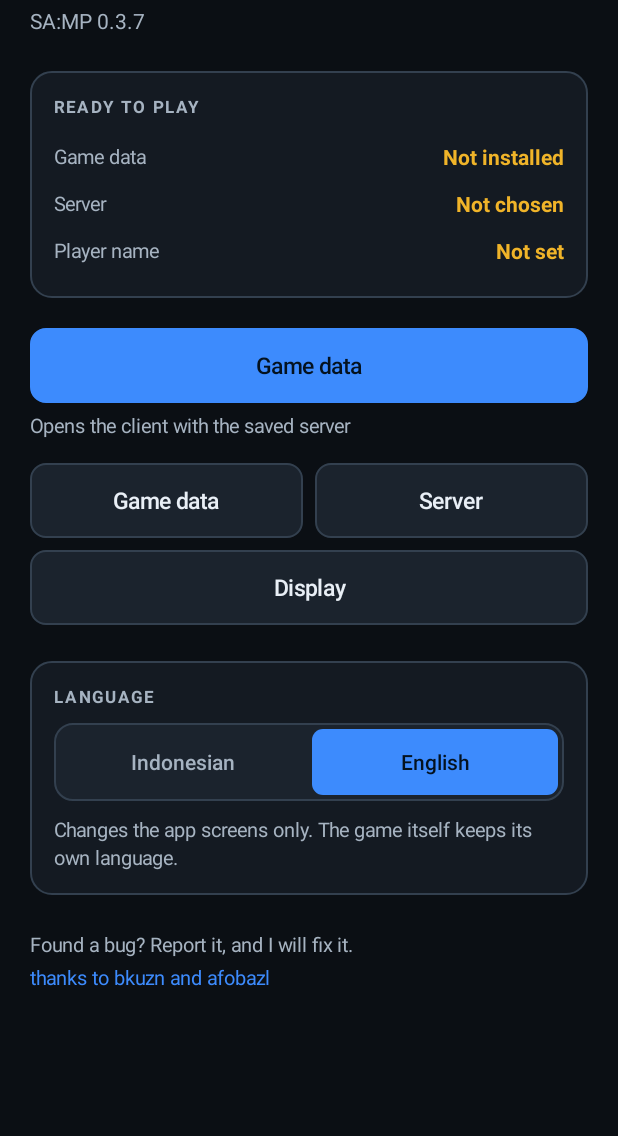
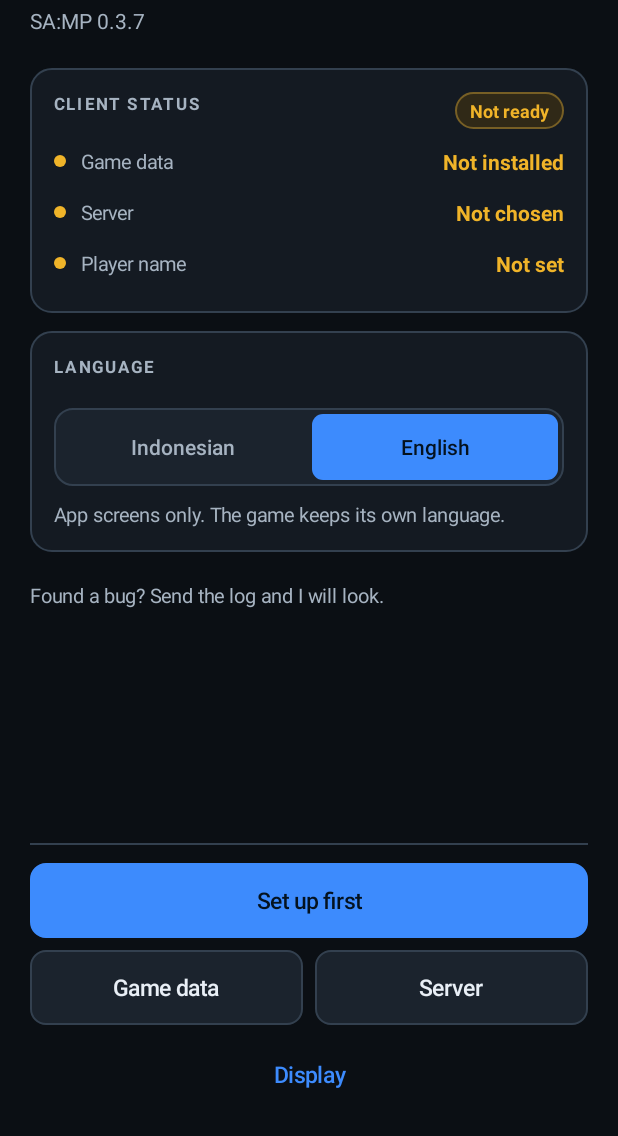
Before and after one commit to FerzDevZ/samp-client-ferzdevz, an Android app: the screen it shows after launch (MainActivity), on a phone screen of 412 x 824 dp, the part 100-1236 px from its top. Run offline under Robolectric (Android 15) with nearby library versions, the phone set to English and light mode, and no system bars; 1 statement that could not run was skipped.

Commit message:
ui: fix the edge-to-edge overlap, dedup labels, pin the action bar
Screenshots from a real phone showed the header text drawn over the status
bar clock, 'Data game' repeated on three controls, and dead space under the
content.

- Ui.applyInsets: content view takes system bar and cutout insets. The app
  targets SDK 36, so Android 15 forces edge to edge and every screen was
  drawing under the clock and the gesture bar. All four screens call it.
- Launcher: sticky bottom action bar, status dots, a Ready/Not ready pill,
  and Play / Set up first instead of a third 'Data game' button.
- Ui.statusRow draws a dot before the label; Ui.statusValue reads the value
  column instead of assuming an index.
- Remove the upstream 'thanks to bkuzn and afobazl' credit line, its string
  in both locales and the Telegram handler behind it.
- Shorter language note, sentence case credits area.

Gates: assembleDebug green, bin/self-test.sh 21 passed 0 failed, strings
parity 110 keys, contrast 17 pairs AA, em dashes 0.

```diff
--- a/client/app/src/main/java/com/ferzdevzgta/game/ui/DataSetupActivity.java
+++ b/client/app/src/main/java/com/ferzdevzgta/game/ui/DataSetupActivity.java
@@ -60,6 +60,7 @@ public class DataSetupActivity extends AppCompatActivity {
         super.onCreate(savedInstanceState);
         Ui.paintWindow(this);
         setContentView(buildUi());
+        Ui.applyInsets(this, findViewById(android.R.id.content));
         chooseVariant("full");
         verifyOnly();
     }
--- a/client/app/src/main/java/com/ferzdevzgta/game/ui/ServerBrowserActivity.java
+++ b/client/app/src/main/java/com/ferzdevzgta/game/ui/ServerBrowserActivity.java
@@ -49,6 +49,7 @@ public class ServerBrowserActivity extends AppCompatActivity {
         super.onCreate(savedInstanceState);
         Ui.paintWindow(this);
         setContentView(buildUi());
+        Ui.applyInsets(this, findViewById(android.R.id.content));
         reload();
     }
 
--- a/client/app/src/main/java/com/ferzdevzgta/game/ui/Ui.java
+++ b/client/app/src/main/java/com/ferzdevzgta/game/ui/Ui.java
@@ -390,7 +390,18 @@ public final class Ui {
     /** Label on the left, value on the right, one line, used by the status cards. */
     public static LinearLayout statusRow(Context c, String labelText, String valueText, int toneOrZero) {
         LinearLayout row = row(c);
-        row.setPadding(0, dp(c, 6), 0, dp(c, 6));
+        row.setPadding(0, dp(c, 7), 0, dp(c, 7));
+        if (toneOrZero != 0) {
+            View dot = new View(c);
+            android.graphics.drawable.GradientDrawable shape =
+                    new android.graphics.drawable.GradientDrawable();
+            shape.setShape(android.graphics.drawable.GradientDrawable.OVAL);
+            shape.setColor(toneOrZero);
+            dot.setBackground(shape);
+            LinearLayout.LayoutParams dotParams = new LinearLayout.LayoutParams(dp(c, 8), dp(c, 8));
+            dotParams.setMargins(0, 0, dp(c, 10), 0);
+            row.addView(dot, dotParams);
+        }
         TextView key = label(c, labelText);
         row.addView(key, new LinearLayout.LayoutParams(0,
                 ViewGroup.LayoutParams.WRAP_CONTENT, 1f));
@@ -409,6 +420,39 @@ public final class Ui {
     }
 
     /**
+     * Keeps content out of the system bars. Android 15 forces every app that targets SDK 35 or
+     * newer to draw edge to edge, so without this the first line of a screen sits under the
+     * clock and the last button under the gesture bar.
+     */
+    public static void applyInsets(android.app.Activity activity, View root) {
+        final int baseLeft = root.getPaddingLeft();
+        final int baseTop = root.getPaddingTop();
+        final int baseRight = root.getPaddingRight();
+        final int baseBottom = root.getPaddingBottom();
+        androidx.core.view.ViewCompat.setOnApplyWindowInsetsListener(root, (view, insets) -> {
+            androidx.core.graphics.Insets bars =
+                    insets.getInsets(androidx.core.view.WindowInsetsCompat.Type.systemBars()
+                            | androidx.core.view.WindowInsetsCompat.Type.displayCutout());
+            view.setPadding(baseLeft + bars.left, baseTop + bars.top,
+                    baseRight + bars.right, baseBottom + bars.bottom);
+            return insets;
+        });
+        android.view.View decor = activity.getWindow().getDecorView();
+        androidx.core.view.ViewCompat.requestApplyInsets(decor);
+    }
+
+    /** The value view of a status row, whatever else the row grows in front of it. */
+    public static TextView statusValue(LinearLayout row) {
+        for (int i = row.getChildCount() - 1; i >= 0; i--) {
+            View child = row.getChildAt(i);
+            if (child instanceof TextView) {
+                return (TextView) child;
+            }
+        }
+        return null;
+    }
+
+    /**
      * Paints the window before the first frame so a screen never flashes the light app theme
      * and the system bars match the surface.
      */
--- a/client/app/src/main/java/com/ferzdevzgta/game/ui/UiSettingsActivity.java
+++ b/client/app/src/main/java/com/ferzdevzgta/game/ui/UiSettingsActivity.java
@@ -89,6 +89,7 @@ public class UiSettingsActivity extends AppCompatActivity {
         super.onCreate(savedInstanceState);
         Ui.paintWindow(this);
         setContentView(buildUi());
+        Ui.applyInsets(this, findViewById(android.R.id.content));
     }
 
     private ScrollView buildUi() {
--- a/client/app/src/main/java/com/ferzdevzgta/launcher/activity/MainActivity.java
+++ b/client/app/src/main/java/com/ferzdevzgta/launcher/activity/MainActivity.java
@@ -16,6 +16,7 @@ import android.view.View;
 import android.view.inputmethod.InputMethodManager;
 import android.widget.Button;
 import android.widget.LinearLayout;
+import android.widget.ScrollView;
 import android.widget.TextView;
 import android.widget.Toast;
 
@@ -37,13 +38,15 @@ import com.ferzdevzgta.game.ui.UiSettingsActivity;
 import java.io.File;
 
 /**
- * Launcher screen: shows what the client would do right now (data present, server chosen,
- * nickname) instead of an empty screen with one button, and offers the language switch on
- * first run.
+ * Launcher screen. Answers one question before the player commits: is this install ready to
+ * play, and if not, which of the three requirements is missing. The action bar is pinned to the
+ * bottom so the thumb reaches it on a phone and short screens do not leave dead space.
  */
 public class MainActivity extends AppCompatActivity {
     private Handler handler = new Handler(Looper.getMainLooper());
     private Button startButton;
+    private TextView summary;
+    private LinearLayout summarySlot;
     private TextView dataValue;
     private TextView serverValue;
     private TextView nickValue;
@@ -107,6 +110,7 @@ public class MainActivity extends AppCompatActivity {
 
         try {
             setContentView(buildUi());
+            Ui.applyInsets(this, findViewById(android.R.id.content));
             checkAndRequestStoragePermission();
             Log.d("MainActivity", "onCreate completed successfully");
         } catch (Exception e) {
@@ -116,72 +120,95 @@ public class MainActivity extends AppCompatActivity {
     }
 
     private View buildUi() {
-        LinearLayout root = Ui.column(this);
+        LinearLayout shell = new LinearLayout(this);
+        shell.setOrientation(LinearLayout.VERTICAL);
+        shell.setBackgroundColor(Ui.BG);
 
-        root.addView(Ui.eyebrow(this, getString(R.string.home_eyebrow)));
-        Ui.gap(this, root, 8);
-        root.addView(Ui.title(this, getString(R.string.client_name)));
-        Ui.gap(this, root, 4);
-        root.addView(Ui.subtitle(this, getString(R.string.samp_ver)));
+        // ---------------------------------------------------------------- content
+        LinearLayout content = Ui.column(this);
 
-        // What the next Start does, in three lines, instead of an empty middle.
-        Ui.gap(this, root, 24);
+        content.addView(Ui.eyebrow(this, getString(R.string.home_eyebrow)));
+        Ui.gap(this, content, 8);
+        content.addView(Ui.title(this, getString(R.string.app_name)));
+        Ui.gap(this, content, 4);
+        content.addView(Ui.subtitle(this, getString(R.string.samp_ver)));
+
+        Ui.gap(this, content, 22);
         LinearLayout statusCard = Ui.card(this);
-        statusCard.addView(Ui.section(this, getString(R.string.home_status_title)));
-        LinearLayout dataRow = Ui.statusRow(this, getString(R.string.home_status_data), "", 0);
-        dataValue = (TextView) dataRow.getChildAt(1);
+        LinearLayout statusHead = Ui.row(this);
+        statusHead.addView(Ui.section(this, getString(R.string.home_status_title)),
+                Ui.weight(this, 1f, 8f));
+        summarySlot = new LinearLayout(this);
+        summarySlot.setOrientation(LinearLayout.HORIZONTAL);
+        statusHead.addView(summarySlot);
+        statusCard.addView(statusHead, Ui.fill());
+        Ui.gap(this, statusCard, 4);
+
+        LinearLayout dataRow = Ui.statusRow(this, getString(R.string.home_status_data), "-", Ui.WARN);
+        dataValue = Ui.statusValue(dataRow);
         statusCard.addView(dataRow, Ui.fill());
-        LinearLayout serverRow = Ui.statusRow(this, getString(R.string.home_status_server), "", 0);
-        serverValue = (TextView) serverRow.getChildAt(1);
+
+        LinearLayout serverRow = Ui.statusRow(this, getString(R.string.home_status_server), "-", Ui.WARN);
+        serverValue = Ui.statusValue(serverRow);
         statusCard.addView(serverRow, Ui.fill());
-        LinearLayout nickRow = Ui.statusRow(this, getString(R.string.home_status_nick), "", 0);
-        nickValue = (TextView) nickRow.getChildAt(1);
+
+        LinearLayout nickRow = Ui.statusRow(this, getString(R.string.home_status_nick), "-", Ui.WARN);
+        nickValue = Ui.statusValue(nickRow);
         statusCard.addView(nickRow, Ui.fill());
-        root.addView(statusCard, Ui.fill());
+        content.addView(statusCard, Ui.fill());
 
-        // Actions
-        Ui.gap(this, root, 20);
+        Ui.gap(this, content, 12);
+        LinearLayout languageCard = Ui.card(this);
+        languageCard.addView(Ui.section(this, getString(R.string.language_title)));
+        Ui.gap(this, languageCard, 10);
+        languageCard.addView(Ui.languageSwitch(this), Ui.fill());
+        Ui.gap(this, languageCard, 10);
+        languageCard.addView(Ui.label(this, getString(R.string.language_note)));
+        content.addView(languageCard, Ui.fill());
+
+        Ui.gap(this, content, 20);
+        content.addView(Ui.label(this, getString(R.string.home_bug_info)));
+
+        ScrollView scroll = Ui.scroll(this, content);
+        shell.addView(scroll, new LinearLayout.LayoutParams(
+                LinearLayout.LayoutParams.MATCH_PARENT, 0, 1f));
+
+        // ------------------------------------------------------------ action bar
+        shell.addView(actionBar(), Ui.fill());
+        return shell;
+    }
+
+    private View actionBar() {
+        LinearLayout bar = new LinearLayout(this);
+        bar.setOrientation(LinearLayout.VERTICAL);
+        bar.setBackgroundColor(Ui.BG);
+        int pad = Ui.dp(this, 20);
+        bar.setPadding(pad, Ui.dp(this, 12), pad, Ui.dp(this, 16));
+
+        View line = Ui.divider(this);
+        bar.addView(line, new LinearLayout.LayoutParams(
+                LinearLayout.LayoutParams.MATCH_PARENT, Ui.dp(this, 1)));
+
+        Ui.gap(this, bar, 12);
         startButton = Ui.button(this, getString(R.string.home_start), Ui.PRIMARY);
         startButton.setOnClickListener(v -> onStartPressed());
-        root.addView(startButton, Ui.fill());
-        Ui.gap(this, root, 6);
-        root.addView(Ui.label(this, getString(R.string.home_start_hint)));
+        bar.addView(startButton, Ui.fill());
 
-        Ui.gap(this, root, 16);
-        LinearLayout rowA = Ui.row(this);
+        Ui.gap(this, bar, 8);
+        LinearLayout row = Ui.row(this);
         Button dataButton = Ui.button(this, getString(R.string.home_action_data), Ui.SECONDARY);
         Button serverButton = Ui.button(this, getString(R.string.home_action_server), Ui.SECONDARY);
         dataButton.setOnClickListener(v -> startActivity(new Intent(this, DataSetupActivity.class)));
         serverButton.setOnClickListener(v -> startActivity(new Intent(this, ServerBrowserActivity.class)));
-        rowA.addView(dataButton, Ui.weight(this, 1f, 8f));
-        rowA.addView(serverButton, Ui.weight(this, 1f, 0f));
-        root.addView(rowA, Ui.fill());
+        row.addView(dataButton, Ui.weight(this, 1f, 8f));
+        row.addView(serverButton, Ui.weight(this, 1f, 0f));
+        bar.addView(row, Ui.fill());
 
-        Ui.gap(this, root, 8);
-        Button displayButton = Ui.button(this, getString(R.string.home_action_settings), Ui.SECONDARY);
+        Ui.gap(this, bar, 8);
+        Button displayButton = Ui.button(this, getString(R.string.home_action_settings), Ui.GHOST);
         displayButton.setOnClickListener(v -> startActivity(new Intent(this, UiSettingsActivity.class)));
-        root.addView(displayButton, Ui.fill());
-
-        // Language
-        Ui.gap(this, root, 24);
-        LinearLayout languageCard = Ui.card(this);
-        languageCard.addView(Ui.section(this, getString(R.string.language_title)));
-        languageCard.addView(Ui.languageSwitch(this), Ui.fill());
-        Ui.gap(this, languageCard, 10);
-        languageCard.addView(Ui.label(this, getString(R.string.language_note)));
-        root.addView(languageCard, Ui.fill());
-
-        // Credits
-        Ui.gap(this, root, 24);
-        TextView bug = Ui.label(this, getString(R.string.home_bug_info));
-        root.addView(bug);
-        Ui.gap(this, root, 4);
-        TextView credits = Ui.label(this, getString(R.string.home_authors));
-        credits.setTextColor(Ui.ACCENT);
-        credits.setOnClickListener(v -> openTelegram());
-        root.addView(credits);
-
-        return Ui.scroll(this, root);
+        bar.addView(displayButton, Ui.fill());
+        return bar;
     }
 
     @Override
@@ -190,7 +217,7 @@ public class MainActivity extends AppCompatActivity {
         refreshStatus();
     }
 
-    /** Reflects the three things Start depends on, so the launcher never lies. */
+    /** Reflects the three things Play depends on, so the launcher never lies about its state. */
     private void refreshStatus() {
         if (dataValue == null) {
             return;
@@ -211,15 +238,14 @@ public class MainActivity extends AppCompatActivity {
         nickValue.setText(nickSet ? nick : getString(R.string.home_status_nick_none));
         nickValue.setTextColor(nickSet ? Ui.TEXT : Ui.WARN);
 
-        startButton.setText(dataPresent ? getString(R.string.home_start)
-                : getString(R.string.home_action_data));
-    }
-
-    private void openTelegram() {
-        try {
-            startActivity(new Intent(Intent.ACTION_VIEW, Uri.parse("https://t.me/kuzia15")));
-        } catch (Exception e) {
-            Log.e("MainActivity", "Error opening tg: " + e.getMessage());
+        boolean ready = dataPresent && serverChosen;
+        startButton.setText(ready ? getString(R.string.home_start)
+                : getString(R.string.home_start_setup));
+        if (summarySlot != null) {
+            summarySlot.removeAllViews();
+            summarySlot.addView(Ui.pill(this,
+                    getString(ready ? R.string.home_summary_ready : R.string.home_summary_not_ready),
+                    ready ? Ui.OK : Ui.WARN));
         }
     }
 
--- a/client/app/src/main/res/values/strings.xml
+++ b/client/app/src/main/res/values/strings.xml
@@ -8,12 +8,14 @@
     <string name="language_title">Language</string>
     <string name="language_in">Indonesian</string>
     <string name="language_en">English</string>
-    <string name="language_note">Changes the app screens only. The game itself keeps its own language.</string>
+    <string name="language_note">App screens only. The game keeps its own language.</string>
 
     <string name="home_eyebrow">Android client</string>
-    <string name="home_start">Start</string>
-    <string name="home_start_hint">Opens the client with the saved server</string>
-    <string name="home_status_title">Ready to play</string>
+    <string name="home_start">Play</string>
+    <string name="home_start_setup">Set up first</string>
+    <string name="home_summary_ready">Ready</string>
+    <string name="home_summary_not_ready">Not ready</string>
+    <string name="home_status_title">Client status</string>
     <string name="home_status_data">Game data</string>
     <string name="home_status_data_ok">Installed</string>
     <string name="home_status_data_missing">Not installed</string>
@@ -24,8 +26,7 @@
     <string name="home_action_data">Game data</string>
     <string name="home_action_server">Server</string>
     <string name="home_action_settings">Display</string>
-    <string name="home_bug_info">Found a bug? Report it, and I will fix it.</string>
-    <string name="home_authors">thanks to bkuzn and afobazl</string>
+    <string name="home_bug_info">Found a bug? Send the log and I will look.</string>
 
     <string name="perm_storage_required">Storage access is required for the game to run.</string>
     <string name="perm_all_files_required">The app needs full storage access.</string>
```
Also changed, not shown: 3 other files.
